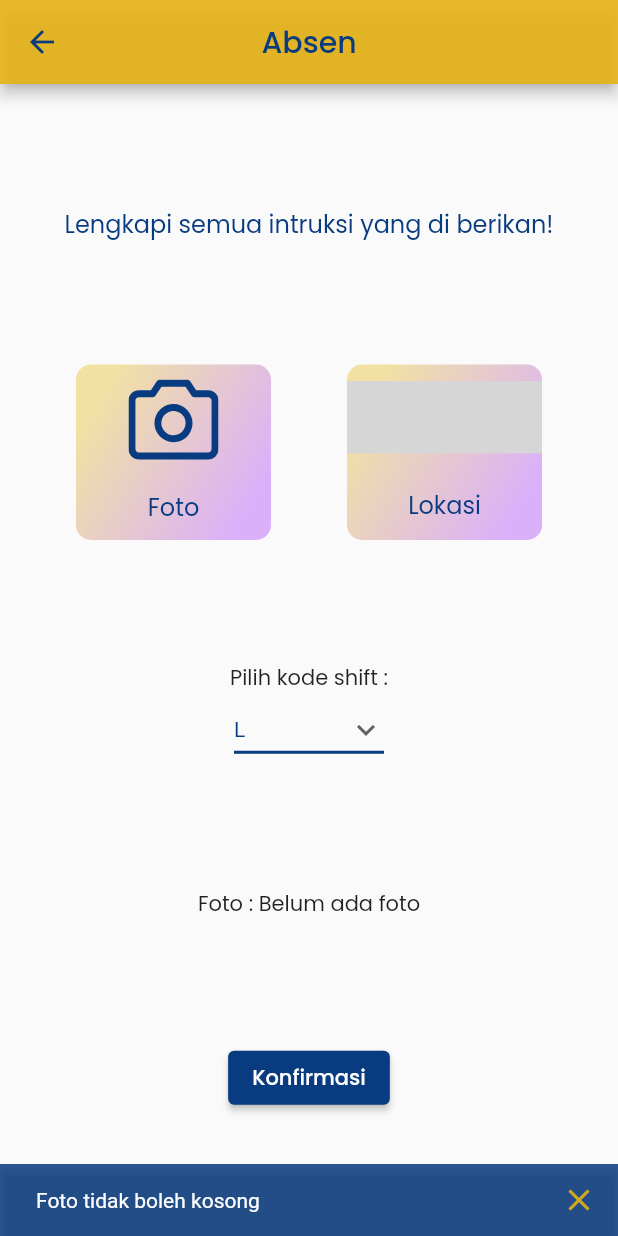
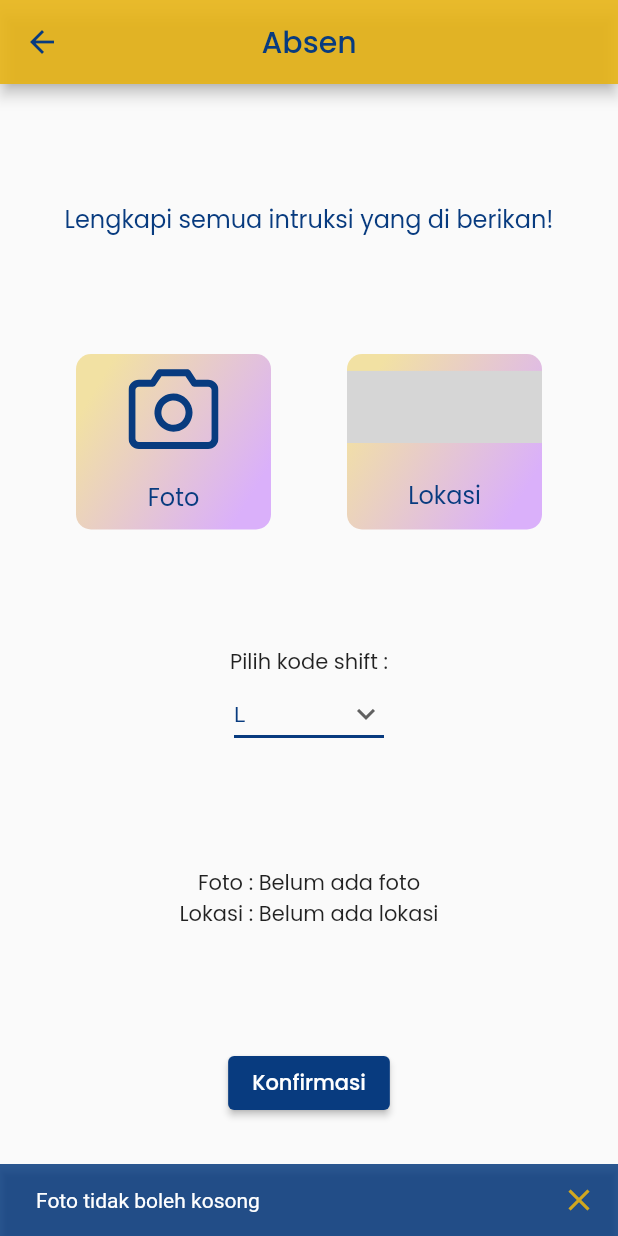
Before and after one commit to TomiSaputraa/FrontendAbsensiRSUD, a Flutter app: the AbsenPage screen opened directly, after a tap on "Konfirmasi", on a phone screen of 412 x 824 dp. Run offline on Flutter 3.47's test engine with Material 2 defaults, Android fonts, the phone set to English and light mode, and no system bars; our stand-ins replace dio, flutter_secure_storage, flutter_svg, geolocator, google_fonts, image_picker and 1 more; accounts and stored records are empty; project files that could hold a hidden picture were left out; grey boxes are pictures that could not be loaded.

Commit message:
update absen screen services

```diff
--- a/lib/ui/screens/user/absen/absen_screen.dart
+++ b/lib/ui/screens/user/absen/absen_screen.dart
@@ -1,5 +1,4 @@
 import 'dart:io';
-
 import 'package:absensi_mattaher/ui/screens/user/absen/lokasi_screen.dart';
 import 'package:absensi_mattaher/ui/widgets/absensi_button.dart';
 import 'package:absensi_mattaher/ui/widgets/appbar.dart';
@@ -36,6 +35,7 @@ class AbsenPage extends StatefulWidget {
 
 class _AbsenPageState extends State<AbsenPage> {
   bool isFotoDone = false;
+  bool isLokasiDone = false;
 
   final ImagePicker _imagePicker = ImagePicker();
   File imageFile = File('No data');
@@ -79,8 +79,14 @@ class _AbsenPageState extends State<AbsenPage> {
                       label: 'Foto'),
                 ),
                 GestureDetector(
-                  onTap: () {
-                    const LokasiScreen().launch(context);
+                  onTap: () async {
+                    // Navigasi ke halama berikutnya
+                    bool result = await const LokasiScreen().launch(context);
+                    if (result != null) {
+                      setState(() {
+                        isLokasiDone = result;
+                      });
+                    }
                   },
                   child: absensiButton(
                       assetPath: UiUtils.getImagesPath('lokasi_icon.svg'),
@@ -121,6 +127,8 @@ class _AbsenPageState extends State<AbsenPage> {
                 ),
               ],
             ),
+            Column(
+              children: [
                 Row(
                   mainAxisAlignment: MainAxisAlignment.center,
                   children: [
@@ -139,26 +147,43 @@ class _AbsenPageState extends State<AbsenPage> {
                           ),
                   ],
                 ),
+                Row(
+                  mainAxisAlignment: MainAxisAlignment.center,
+                  children: [
+                    Text(
+                      'Lokasi : ',
+                      style: kTextStyle,
+                    ),
+                    isLokasiDone
+                        ? Text(
+                            'Berhasil',
+                            style: kTextStyle,
+                          )
+                        : Text(
+                            'Belum ada lokasi',
+                            style: kTextStyle,
+                          ),
+                  ],
+                ),
+              ],
+            ),
             wKonfirmasiButton(
               function: () async {
                 try {
+                  print(imagePath.length);
                   if (imagePath.isEmpty || imagePath == 'No image path') {
                     UiUtils.setSnackbar(context,
                         text: "Foto tidak boleh kosong");
                     return;
                   }
 
-                  print(imagePath.length);
+                  var lat = await DataBase().prefGetString('latitude');
+                  var long = await DataBase().prefGetString('longitude');
 
-                  var lat = await DataBase().prefGetString('latitude');
-                  var long = await DataBase().prefGetString('longtitude');
-                  // var kodeShift = await DataBase().prefGetString('kodeShift');
-
-                  // print("kodeShift $kodeShift");
                   await AbsensiRepositories().createAbsensi(
                     kodeShift: dropdownValue,
-                    latitudeMasuk: lat!,
-                    longitudeMasuk: long!,
+                    latitudeMasuk: lat.toString(),
+                    longitudeMasuk: long.toString(),
                     fotoMasuk: imageFile,
                   );
 
--- a/lib/ui/screens/user/absen/lokasi_screen.dart
+++ b/lib/ui/screens/user/absen/lokasi_screen.dart
@@ -196,7 +196,7 @@ class _LokasiScreenState extends State<LokasiScreen> {
               print('longitude: $getDatabaseLong');
 
               if (mounted) {
-                Navigator.pop(context);
+                Navigator.pop(context, true);
               }
             } else {
               // Tampilkan pesan karena pengguna berada di luar range lokasi yang diizinkan
--- a/lib/ui/screens/user/home/home_screen.dart
+++ b/lib/ui/screens/user/home/home_screen.dart
@@ -36,12 +36,6 @@ class _HomeScreenState extends State<HomeScreen> {
     _userProfile = _userRepositories.userProfileInfo();
     _absensi = _absensiRepositories.getLastAbsensi();
     getCurrentDate();
-    getHourAbsesi();
-  }
-
-  @override
-  void didChangeDependencies() {
-    super.didChangeDependencies();
     getHourAbsesi();
   }
 
--- a/pubspec.yaml
+++ b/pubspec.yaml
@@ -23,7 +23,6 @@ dependencies:
   nb_utils: ^6.1.0
   geolocator: ^10.1.0
   geocoding: ^2.1.1
-  flutter_bloc: ^8.1.3
   intl: ^0.19.0
 
 dev_dependencies:
```
Also changed, not shown: lib/services/database_services.dart (+10 -0 lines), pubspec.lock. Lines whose indentation alone changed are shown as unchanged.
